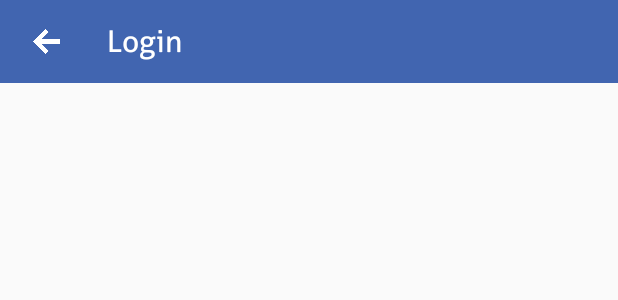
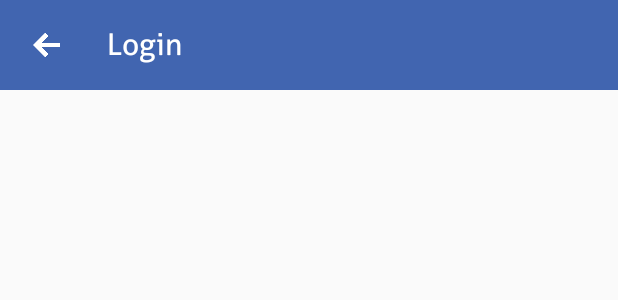
Before and after one commit to DevJSW/Ujuzy, an Android app: the layout toolbar23.xml on its own in the app's theme, with its tools: preview values and no code run, on a phone screen of 412 x 824 dp. Shown: the top 300 px of the screen. Run offline under Robolectric (Android 15) with nearby library versions, the phone set to English and light mode, and no system bars; network calls fail.

Commit message:
commiting changes

```diff
--- a/Ujuzy/app/src/main/java/com/ujuzy/ujuzy/Tabs/UserServicesFragment.java
+++ b/Ujuzy/app/src/main/java/com/ujuzy/ujuzy/Tabs/UserServicesFragment.java
@@ -47,6 +47,7 @@ import com.ujuzy.ujuzy.activities.MainActivity;
 import com.ujuzy.ujuzy.activities.RequestServiceActivity;
 import com.ujuzy.ujuzy.activities.UserProfileActivity;
 import com.ujuzy.ujuzy.activities.WebViewActivity;
+import com.ujuzy.ujuzy.activities.Webview2Activity;
 import com.ujuzy.ujuzy.adapters.CountryAdapter;
 import com.ujuzy.ujuzy.adapters.SeeAllAdapter;
 import com.ujuzy.ujuzy.adapters.ServiceAdapter;
@@ -210,8 +211,8 @@ public class UserServicesFragment extends Fragment {
         createBt.setOnClickListener(new View.OnClickListener() {
             @Override
             public void onClick(View view) {
-                Intent webView = new Intent(getActivity(), CreateServiceActivity.class);
-                //webView.putExtra("webview_url", webview_url);
+                Intent webView = new Intent(getActivity(), Webview2Activity.class);
+                webView.putExtra("webview_url", webview_url);
                 startActivity(webView);
             }
         });
--- a/Ujuzy/app/src/main/java/com/ujuzy/ujuzy/activities/CreateServiceActivity.java
+++ b/Ujuzy/app/src/main/java/com/ujuzy/ujuzy/activities/CreateServiceActivity.java
@@ -69,7 +69,6 @@ public class CreateServiceActivity extends AppCompatActivity {
 
     Spinner spinner_category;
     List<String> serviceCategory;
-
     Spinner spinner_billing;
     List<String> serviceBilling;
 
--- a/Ujuzy/app/src/main/res/layout/toolbar23.xml
+++ b/Ujuzy/app/src/main/res/layout/toolbar23.xml
@@ -1,7 +1,7 @@
 <?xml version="1.0" encoding="utf-8"?>
 <android.support.v7.widget.Toolbar xmlns:android="http://schemas.android.com/apk/res/android"
     android:layout_width="match_parent"
-    android:layout_height="@dimen/toolbarheight"
+    android:layout_height="60dp"
     xmlns:app="http://schemas.android.com/apk/res-auto"
     android:background="@color/colorPrimary">
 
```
Also changed, not shown: Ujuzy/app/build.gradle (+7 -0 lines), Ujuzy/app/src/main/java/com/ujuzy/ujuzy/activities/MainActivity.java (+6 -2 lines), Ujuzy/app/src/main/java/com/ujuzy/ujuzy/activities/Webview2Activity.java (+11 -1 lines), 3 other files.
